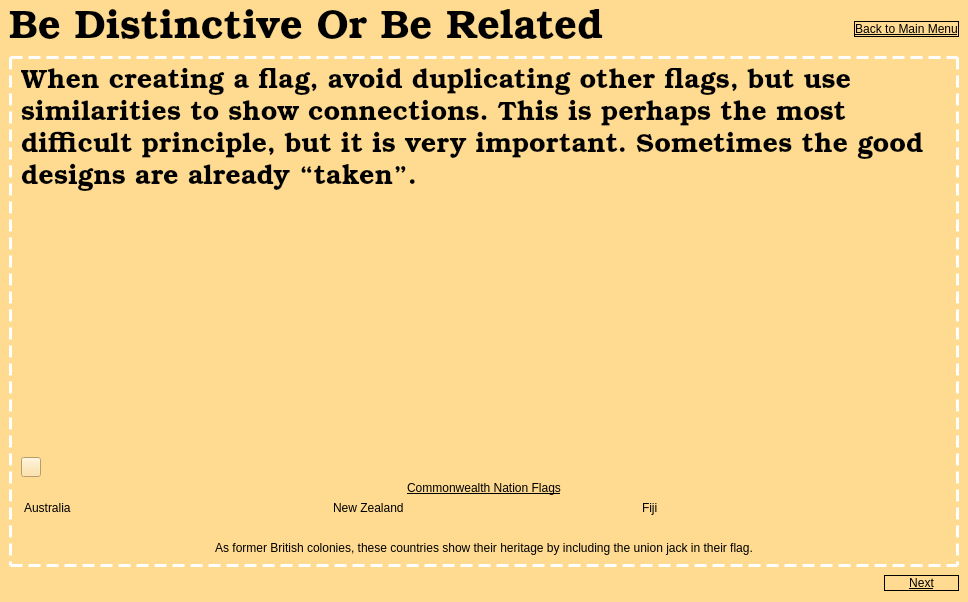
The window that bedistinctiveorrelatedlesson.ui (zxjorge/EDApp) describes before a commit, drawn with Qt 5.
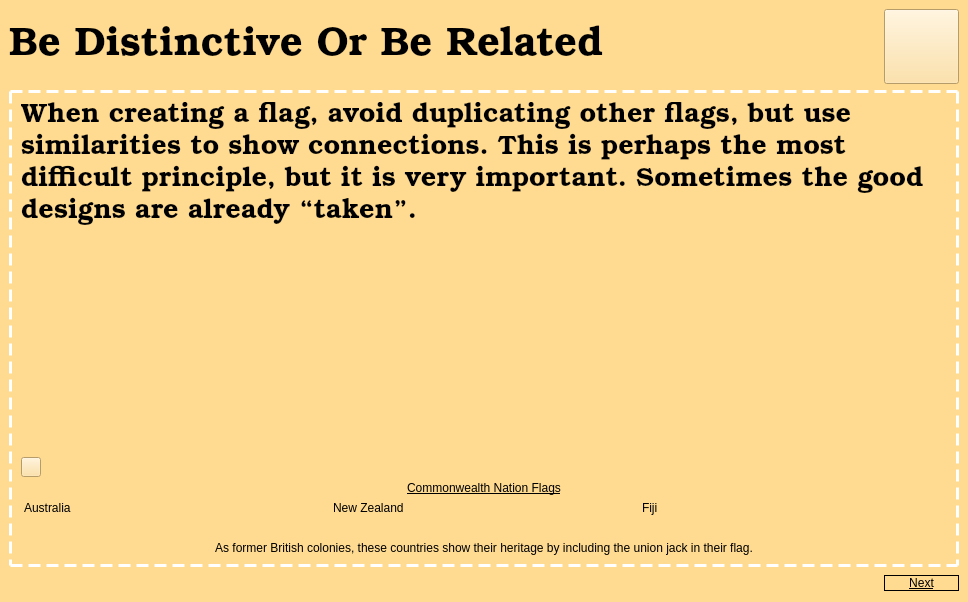
The same window after the commit. The open tabs and pages were chosen to show the change. Icons and pictures are not drawn.

Commit message: added main menu icon

Patch:
```diff
--- a/bedistinctiveorrelatedlesson.ui
+++ b/bedistinctiveorrelatedlesson.ui
@@ -69,18 +69,14 @@
             <property name="minimumSize">
              <size>
               <width>75</width>
-              <height>0</height>
+              <height>75</height>
              </size>
             </property>
             <property name="styleSheet">
-             <string notr="true">border: 1px solid black;
-text-decoration: underline; 
-font: 9pt &quot;Arial Narrow&quot;;
-background-color: transparent;
- </string>
+             <string notr="true">border-image: url(:/Icons/home-menu-icon-21.jpg);</string>
             </property>
             <property name="text">
-             <string>Back to Main Menu</string>
+             <string/>
             </property>
            </widget>
           </item>
```
Left out of the diff: 4 changed lines with no effect on the pictures. The commit also changes 3 other files.
